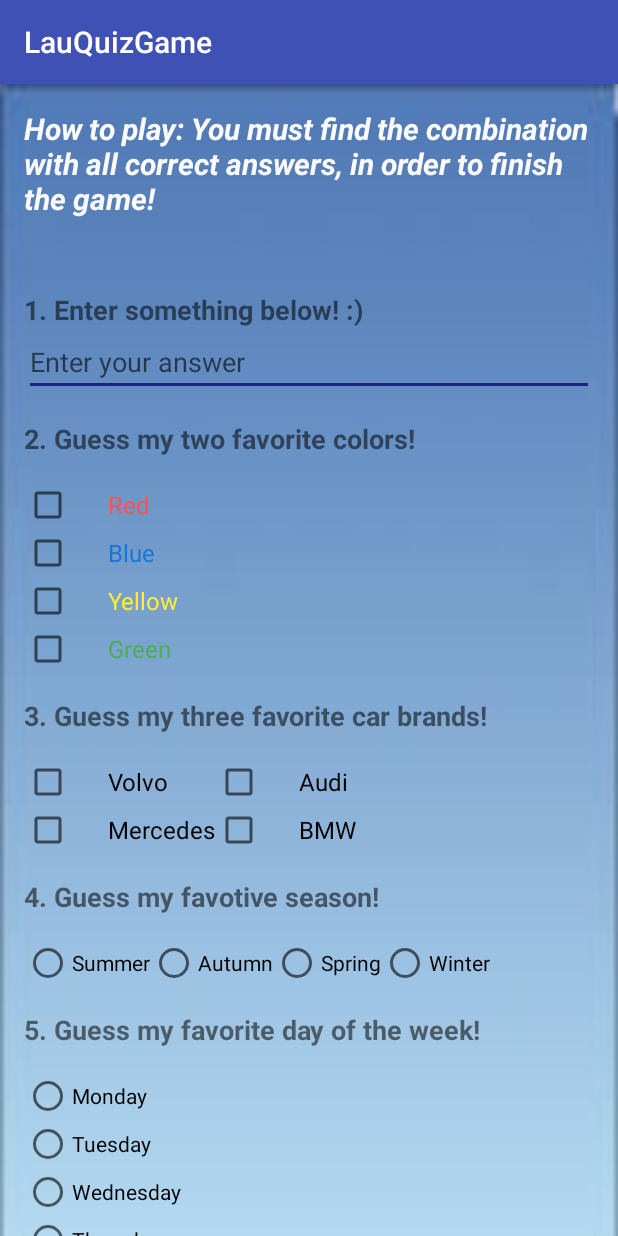
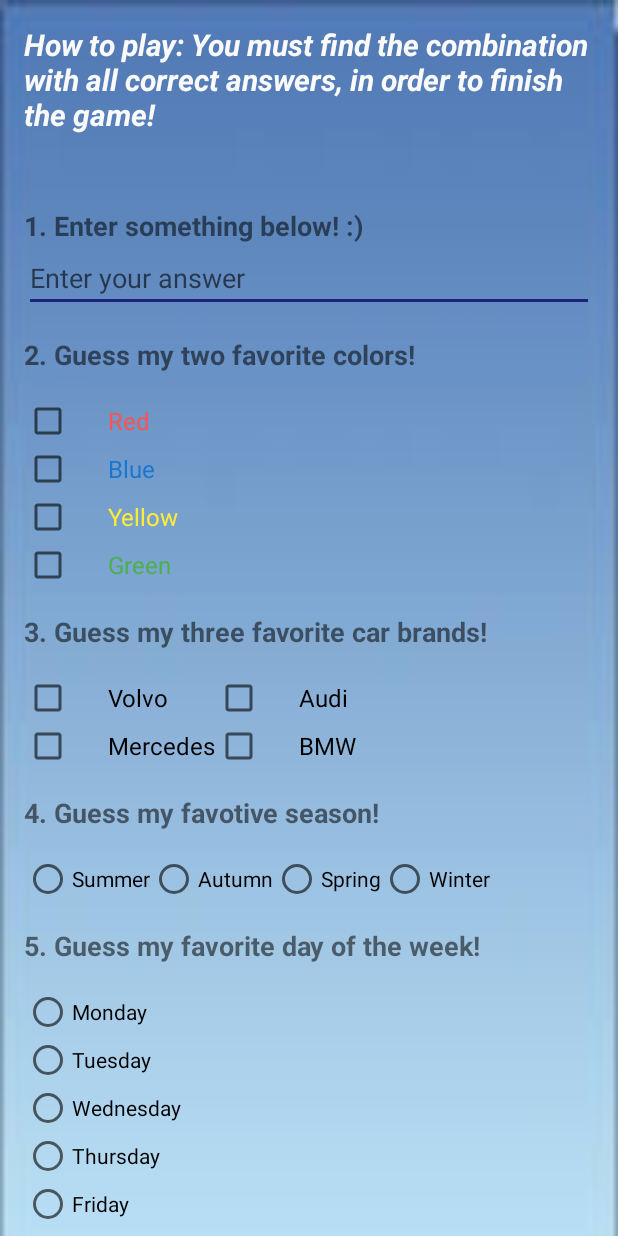
Before and after one commit to laurentiufotache/LauQuizGame, an Android app: the screen it shows after launch (MainActivity), on a phone screen of 412 x 824 dp. Run offline under Robolectric (Android 15) with nearby library versions, the phone set to English and light mode, and no system bars.

Commit message:
remove toolbar and status bar

```diff
--- a/app/src/main/java/com/example/android/myquiz/MainActivity.java
+++ b/app/src/main/java/com/example/android/myquiz/MainActivity.java
@@ -5,6 +5,8 @@ import android.net.Uri;
 import android.support.v7.app.AppCompatActivity;
 import android.os.Bundle;
 import android.view.View;
+import android.view.Window;
+import android.view.WindowManager;
 import android.widget.CheckBox;
 import android.widget.EditText;
 import android.widget.RadioButton;
@@ -17,6 +19,11 @@ public class MainActivity extends AppCompatActivity {
     @Override
     protected void onCreate(Bundle savedInstanceState) {
         super.onCreate(savedInstanceState);
+
+        requestWindowFeature(Window.FEATURE_NO_TITLE);
+        getWindow().setFlags(WindowManager.LayoutParams.FLAG_FULLSCREEN,
+                WindowManager.LayoutParams.FLAG_FULLSCREEN);
+
         setContentView(R.layout.activity_main);
     }
 
--- a/app/src/main/res/layout/activity_main.xml
+++ b/app/src/main/res/layout/activity_main.xml
@@ -16,7 +16,7 @@
             android:layout_margin="16dp"
             android:text="@string/info"
             android:textColor="#fafafa"
-            android:textSize="20sp"
+            android:textSize="@dimen/text_size"
             android:textStyle="bold|italic" />
 
         <LinearLayout
--- /dev/null
+++ b/app/src/main/res/values/dimens.xml
@@ -0,0 +1,4 @@
+<?xml version="1.0" encoding="utf-8"?>
+<resources>
+    <dimen name="text_size">20sp</dimen>
+</resources>
--- a/app/src/main/res/values/styles.xml
+++ b/app/src/main/res/values/styles.xml
@@ -1,7 +1,7 @@
 <resources>
 
     <!-- Base application theme. -->
-    <style name="AppTheme" parent="Theme.AppCompat.Light.DarkActionBar">
+    <style name="AppTheme" parent="Theme.AppCompat.Light.NoActionBar">
         <!-- Customize your APP BAR COLOR -->
         <item name="colorPrimary">@color/colorPrimary</item>
         <!-- Customize your STATUS BAR AND CONTEXTUAL APP BARS -->
```
